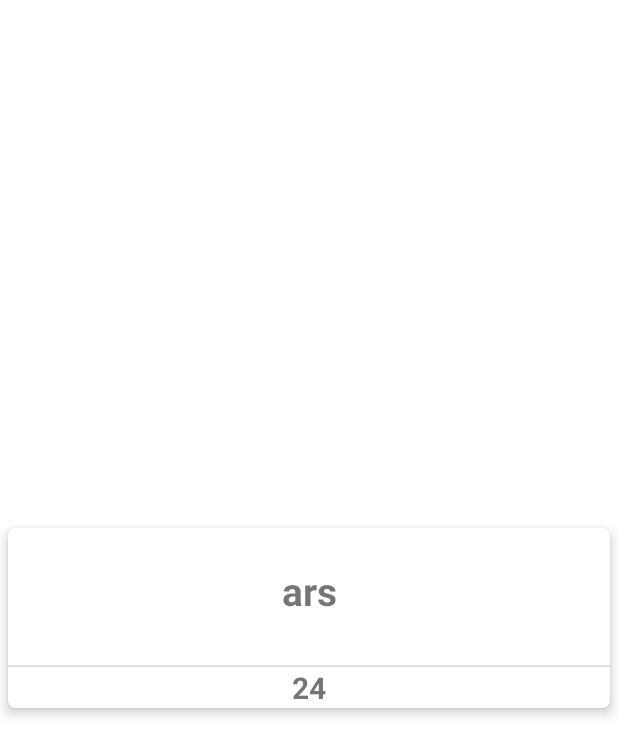
After one commit to lukef00/pomodoro-app, an Android app: the layout flashcard_group_item.xml on its own in the app's theme, with its tools: preview values and no code run, on a phone screen of 412 x 824 dp. The commit adds this screen. Shown: the top 756 px of the screen. Run offline under Robolectric (Android 15) with nearby library versions, the phone set to English and light mode, and no system bars.

Commit message:
Add Flashcard factory class and FlashcardGroupFragment

```diff
--- a/app/src/main/java/com/example/pomodoro/structures/TaskAdapter.java
+++ b/app/src/main/java/com/example/pomodoro/adapters/TaskAdapter.java
@@ -1,4 +1,4 @@
-package com.example.pomodoro.structures;
+package com.example.pomodoro.adapters;
 
 import android.content.Context;
 import android.graphics.Paint;
@@ -10,6 +10,7 @@ import android.widget.RatingBar;
 import android.widget.TextView;
 
 import com.example.pomodoro.R;
+import com.example.pomodoro.structures.Task;
 
 public class TaskAdapter extends ArrayAdapter<Task> {
     public TaskAdapter(Context context) {
--- a/app/src/main/java/com/example/pomodoro/ui/timer/TimerFragment.java
+++ b/app/src/main/java/com/example/pomodoro/ui/timer/TimerFragment.java
@@ -98,7 +98,7 @@ public class TimerFragment extends Fragment {
         pomodoro_TextView.setText(String.format("%d out of 4", POMODORO_COUNT));
         builder.setContentTitle("Session going on");
 
-        System.out.printf("Pomodoro: %d%n", POMODORO_COUNT);
+
 
         new CountDownTimer(POMODORO_LENGTH, 1000) {
             public void onTick(long millisUntilFinished) {
--- /dev/null
+++ b/app/src/main/res/layout/flashcard_group_item.xml
@@ -0,0 +1,52 @@
+<?xml version="1.0" encoding="utf-8"?><!-- XML implementation of Card Layout -->
+<androidx.cardview.widget.CardView
+    xmlns:android="http://schemas.android.com/apk/res/android"
+    xmlns:app="http://schemas.android.com/apk/res-auto"
+    xmlns:tools="http://schemas.android.com/tools"
+    android:layout_width="match_parent"
+    android:layout_height="120dp"
+    android:layout_gravity="center"
+    android:layout_margin="5dp"
+    app:cardCornerRadius="5dp"
+    app:cardElevation="5dp"
+    android:id="@+id/group_card">
+
+    <androidx.constraintlayout.widget.ConstraintLayout
+        android:layout_width="match_parent"
+        android:layout_height="match_parent">
+
+        <TextView
+            android:id="@+id/group_label"
+            android:layout_width="0dp"
+            android:layout_height="wrap_content"
+            android:layout_marginTop="24dp"
+            android:text="ars"
+            android:textAlignment="center"
+            android:textSize="26sp"
+            android:textStyle="bold"
+            app:layout_constraintEnd_toEndOf="parent"
+            app:layout_constraintHorizontal_bias="0.0"
+            app:layout_constraintStart_toStartOf="parent"
+            app:layout_constraintTop_toTopOf="parent" />
+
+        <View
+            android:id="@+id/divider"
+            android:layout_width="match_parent"
+            android:layout_height="1dp"
+            android:background="?android:attr/listDivider"
+            app:layout_constraintBottom_toTopOf="@+id/group_count" />
+
+        <TextView
+            android:id="@+id/group_count"
+            android:layout_width="0dp"
+            android:layout_height="wrap_content"
+            android:text="24"
+            android:textAlignment="center"
+            android:textSize="20sp"
+            android:textStyle="bold"
+            app:layout_constraintBottom_toBottomOf="parent"
+            app:layout_constraintEnd_toEndOf="parent"
+            app:layout_constraintStart_toStartOf="parent" />
+    </androidx.constraintlayout.widget.ConstraintLayout>
+
+</androidx.cardview.widget.CardView>
--- /dev/null
+++ b/app/src/main/res/layout/flashcard_list_item.xml
@@ -0,0 +1,6 @@
+<?xml version="1.0" encoding="utf-8"?>
+<androidx.constraintlayout.widget.ConstraintLayout xmlns:android="http://schemas.android.com/apk/res/android"
+    android:layout_width="match_parent"
+    android:layout_height="match_parent">
+
+</androidx.constraintlayout.widget.ConstraintLayout>
```
Also changed, not shown: app/src/main/java/com/example/pomodoro/NavigationActivity.java (+9 -4 lines), app/src/main/java/com/example/pomodoro/adapters/GroupAdapter.java (added, +33 -0 lines), app/src/main/java/com/example/pomodoro/structures/Flashcard.java (added, +215 -0 lines), app/src/main/java/com/example/pomodoro/structures/FlashcardGroup.java (added, +27 -0 lines), app/src/main/java/com/example/pomodoro/ui/flashcards/FlashcardListFragment.java (added, +28 -0 lines), app/src/main/java/com/example/pomodoro/ui/flashcards/FlashcardsFragment.java (+13 -11 lines), app/src/main/java/com/example/pomodoro/ui/flashcards/FlashcardsViewModel.java (deleted, +0 -7 lines), app/src/main/java/com/example/pomodoro/ui/tasks/AddTaskFragment.java (+4 -14 lines), app/src/main/java/com/example/pomodoro/ui/tasks/TasksFragment.java (+3 -9 lines), app/src/main/res/layout/fragment_flashcard_list.xml (added, +14 -0 lines), app/src/main/res/layout/fragment_flashcards.xml (+9 -7 lines), 1 other file.
